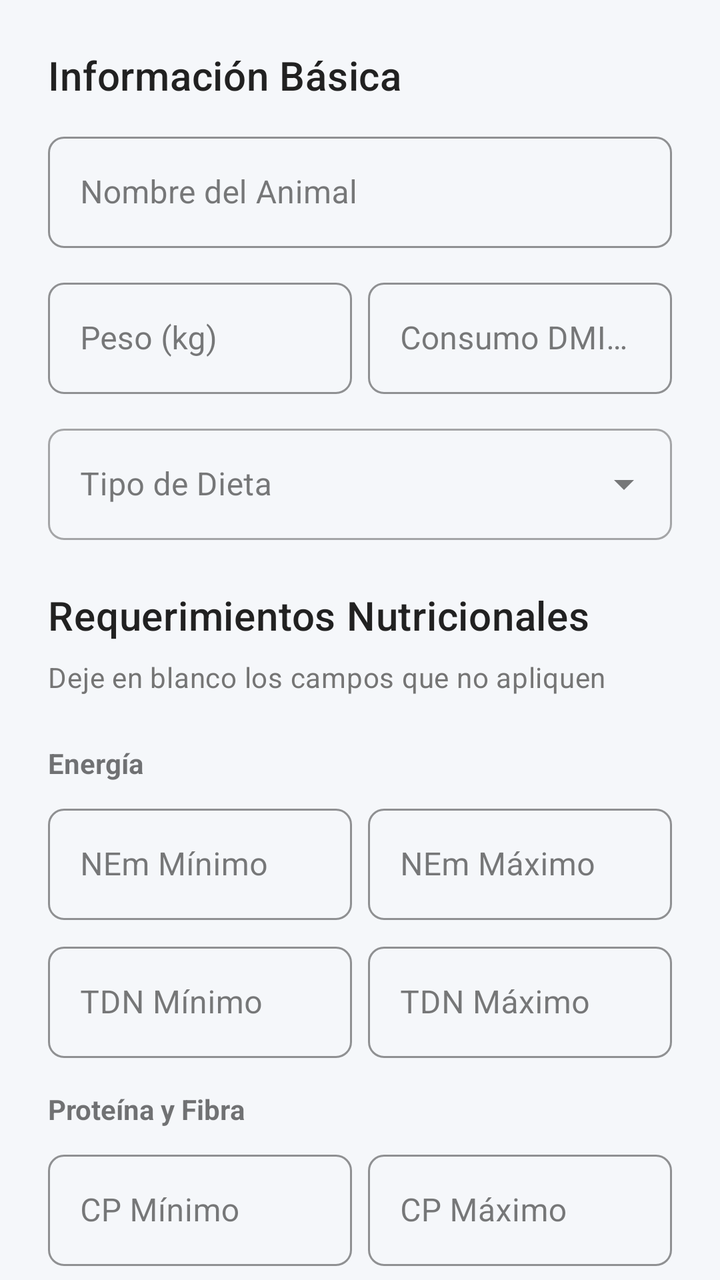
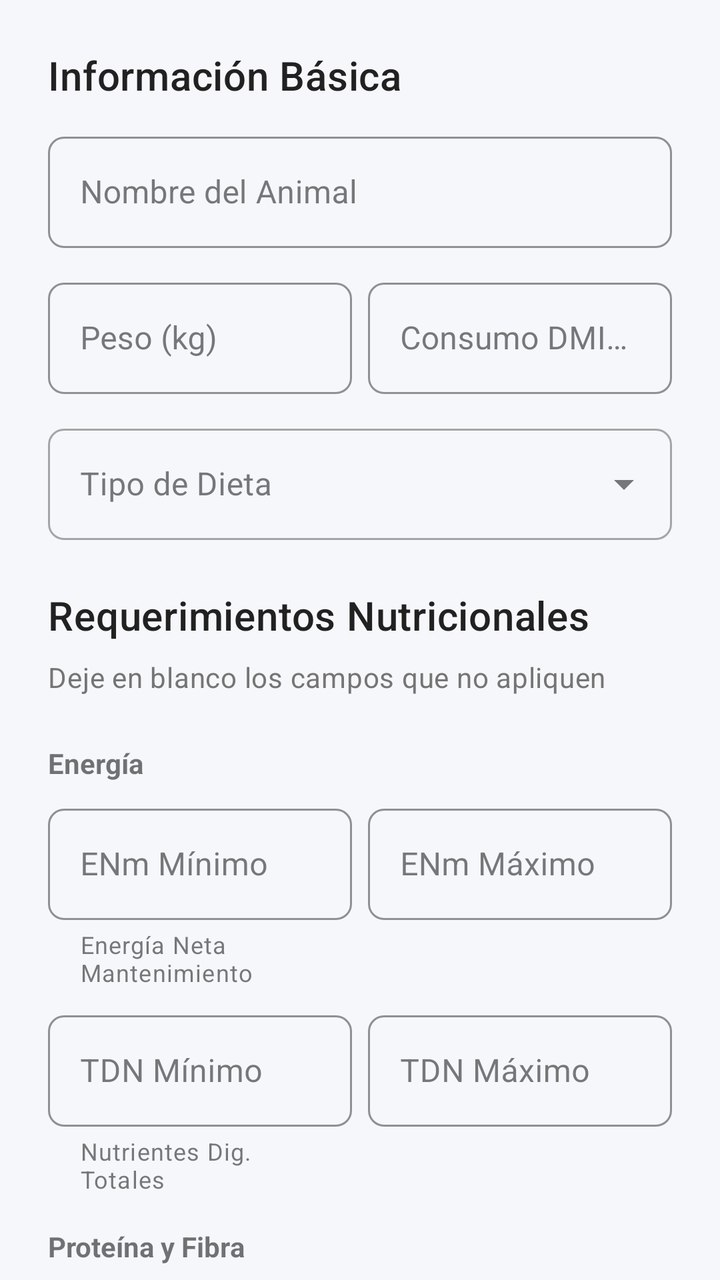

Two renders of the same Android screen: before a commit and after it. Below are the layout's source before the change and the commit's diff.
<!-- AndroidManifest.xml: application theme Theme.Dietasapp -->
<!-- res/layout/dialog_animal_complete.xml -->
<?xml version="1.0" encoding="utf-8"?>
<androidx.core.widget.NestedScrollView xmlns:android="http://schemas.android.com/apk/res/android"
    xmlns:app="http://schemas.android.com/apk/res-auto"
    android:layout_width="match_parent"
    android:layout_height="wrap_content"
    android:fillViewport="true">

    <LinearLayout
        android:layout_width="match_parent"
        android:layout_height="wrap_content"
        android:orientation="vertical"
        android:padding="24dp">

        

        
        <TextView
            android:layout_width="match_parent"
            android:layout_height="wrap_content"
            android:text="Información Básica"
            android:textAppearance="@style/TextAppearance.Dietasapp.Headline2"
            android:layout_marginBottom="12dp" />

        <com.google.android.material.textfield.TextInputLayout
            android:id="@+id/tilNombre"
            style="@style/Widget.Dietasapp.TextInputLayout"
            android:layout_width="match_parent"
            android:layout_height="wrap_content"
            android:hint="@string/nombre_animal"
            android:layout_marginBottom="12dp">

            <com.google.android.material.textfield.TextInputEditText
                android:id="@+id/etNombre"
                android:layout_width="match_parent"
                android:layout_height="wrap_content"
                android:inputType="textCapWords"
                android:maxLines="1" />
        </com.google.android.material.textfield.TextInputLayout>

        <LinearLayout
            android:layout_width="match_parent"
            android:layout_height="wrap_content"
            android:orientation="horizontal"
            android:layout_marginBottom="12dp">

            <com.google.android.material.textfield.TextInputLayout
                android:id="@+id/tilPeso"
                style="@style/Widget.Dietasapp.TextInputLayout"
                android:layout_width="0dp"
                android:layout_height="wrap_content"
                android:layout_weight="1"
                android:layout_marginEnd="8dp"
                android:hint="@string/peso_kg"
                app:suffixText="kg">

                <com.google.android.material.textfield.TextInputEditText
                    android:id="@+id/etPeso"
                    android:layout_width="match_parent"
                    android:layout_height="wrap_content"
                    android:inputType="numberDecimal"
                    android:maxLines="1" />
            </com.google.android.material.textfield.TextInputLayout>

            <com.google.android.material.textfield.TextInputLayout
                android:id="@+id/tilDMI"
                style="@style/Widget.Dietasapp.TextInputLayout"
                android:layout_width="0dp"
                android:layout_height="wrap_content"
                android:layout_weight="1"
                android:hint="@string/consumo_dmi"
                app:suffixText="kg/d">

                <com.google.android.material.textfield.TextInputEditText
                    android:id="@+id/etDMI"
                    android:layout_width="match_parent"
                    android:layout_height="wrap_content"
                    android:inputType="numberDecimal"
                    android:maxLines="1" />
            </com.google.android.material.textfield.TextInputLayout>
        </LinearLayout>

        <com.google.android.material.textfield.TextInputLayout
            android:id="@+id/tilTipoDieta"
            style="@style/Widget.MaterialComponents.TextInputLayout.OutlinedBox.ExposedDropdownMenu"
            android:layout_width="match_parent"
            android:layout_height="wrap_content"
            android:hint="@string/tipo_dieta"
            android:layout_marginBottom="24dp">

            <AutoCompleteTextView
                android:id="@+id/spinnerTipoDieta"
                android:layout_width="match_parent"
                android:layout_height="wrap_content"
                android:inputType="none" />
        </com.google.android.material.textfield.TextInputLayout>

        
        <TextView
            android:layout_width="match_parent"
            android:layout_height="wrap_content"
            android:text="Requerimientos Nutricionales"
            android:textAppearance="@style/TextAppearance.Dietasapp.Headline2"
            android:layout_marginBottom="8dp" />

        <TextView
            android:layout_width="match_parent"
            android:layout_height="wrap_content"
            android:text="Deje en blanco los campos que no apliquen"
            android:textAppearance="@style/TextAppearance.Dietasapp.Body2"
            android:layout_marginBottom="16dp" />

        
        <TextView
            android:layout_width="match_parent"
            android:layout_height="wrap_content"
            android:text="Energía"
            android:textStyle="bold"
            android:layout_marginTop="8dp"
            android:layout_marginBottom="8dp" />

        <LinearLayout
            android:layout_width="match_parent"
            android:layout_height="wrap_content"
            android:orientation="horizontal"
            android:layout_marginBottom="8dp">

            <com.google.android.material.textfield.TextInputLayout
                style="@style/Widget.Dietasapp.TextInputLayout"
                android:layout_width="0dp"
                android:layout_height="wrap_content"
                android:layout_weight="1"
                android:layout_marginEnd="8dp"
                android:hint="NEm Mínimo"
                app:suffixText="Mcal/kg">

                <com.google.android.material.textfield.TextInputEditText
                    android:id="@+id/etNEmMin"
                    android:layout_width="match_parent"
                    android:layout_height="wrap_content"
                    android:inputType="numberDecimal" />
            </com.google.android.material.textfield.TextInputLayout>

            <com.google.android.material.textfield.TextInputLayout
                style="@style/Widget.Dietasapp.TextInputLayout"
                android:layout_width="0dp"
                android:layout_height="wrap_content"
                android:layout_weight="1"
                android:hint="NEm Máximo"
                app:suffixText="Mcal/kg">

                <com.google.android.material.textfield.TextInputEditText
                    android:id="@+id/etNEmMax"
                    android:layout_width="match_parent"
                    android:layout_height="wrap_content"
                    android:inputType="numberDecimal" />
            </com.google.android.material.textfield.TextInputLayout>
        </LinearLayout>

        <LinearLayout
            android:layout_width="match_parent"
            android:layout_height="wrap_content"
            android:orientation="horizontal"
            android:layout_marginBottom="8dp">

            <com.google.android.material.textfield.TextInputLayout
                style="@style/Widget.Dietasapp.TextInputLayout"
                android:layout_width="0dp"
                android:layout_height="wrap_content"
                android:layout_weight="1"
                android:layout_marginEnd="8dp"
                android:hint="TDN Mínimo"
                app:suffixText="%">

                <com.google.android.material.textfield.TextInputEditText
                    android:id="@+id/etTDNMin"
                    android:layout_width="match_parent"
                    android:layout_height="wrap_content"
                    android:inputType="numberDecimal" />
            </com.google.android.material.textfield.TextInputLayout>

            <com.google.android.material.textfield.TextInputLayout
                style="@style/Widget.Dietasapp.TextInputLayout"
                android:layout_width="0dp"
                android:layout_height="wrap_content"
                android:layout_weight="1"
                android:hint="TDN Máximo"
                app:suffixText="%">

                <com.google.android.material.textfield.TextInputEditText
                    android:id="@+id/etTDNMax"
                    android:layout_width="match_parent"
                    android:layout_height="wrap_content"
                    android:inputType="numberDecimal" />
            </com.google.android.material.textfield.TextInputLayout>
        </LinearLayout>

        
        <TextView
            android:layout_width="match_parent"
            android:layout_height="wrap_content"
            android:text="Proteína y Fibra"
            android:textStyle="bold"
            android:layout_marginTop="8dp"
            android:layout_marginBottom="8dp" />

        <LinearLayout
            android:layout_width="match_parent"
            android:layout_height="wrap_content"
            android:orientation="horizontal"
            android:layout_marginBottom="8dp">

            <com.google.android.material.textfield.TextInputLayout
                style="@style/Widget.Dietasapp.TextInputLayout"
                android:layout_width="0dp"
                android:layout_height="wrap_content"
                android:layout_weight="1"
                android:layout_marginEnd="8dp"
                android:hint="CP Mínimo"
                app:suffixText="%">

                <com.google.android.material.textfield.TextInputEditText
                    android:id="@+id/etCPMin"
                    android:layout_width="match_parent"
                    android:layout_height="wrap_content"
                    android:inputType="numberDecimal" />
            </com.google.android.material.textfield.TextInputLayout>

            <com.google.android.material.textfield.TextInputLayout
                style="@style/Widget.Dietasapp.TextInputLayout"
                android:layout_width="0dp"
                android:layout_height="wrap_content"
                android:layout_weight="1"
                android:hint="CP Máximo"
                app:suffixText="%">

                <com.google.android.material.textfield.TextInputEditText
                    android:id="@+id/etCPMax"
                    android:layout_width="match_parent"
                    android:layout_height="wrap_content"
                    android:inputType="numberDecimal" />
            </com.google.android.material.textfield.TextInputLayout>
        </LinearLayout>

        <LinearLayout
            android:layout_width="match_parent"
            android:layout_height="wrap_content"
            android:orientation="horizontal"
            android:layout_marginBottom="8dp">

            <com.google.android.material.textfield.TextInputLayout
                style="@style/Widget.Dietasapp.TextInputLayout"
                android:layout_width="0dp"
                android:layout_height="wrap_content"
                android:layout_weight="1"
                android:layout_marginEnd="8dp"
                android:hint="NDF Mínimo"
                app:suffixText="%">

                <com.google.android.material.textfield.TextInputEditText
                    android:id="@+id/etNDFMin"
                    android:layout_width="match_parent"
                    android:layout_height="wrap_content"
                    android:inputType="numberDecimal" />
            </com.google.android.material.textfield.TextInputLayout>

            <com.google.android.material.textfield.TextInputLayout
                style="@style/Widget.Dietasapp.TextInputLayout"
                android:layout_width="0dp"
                android:layout_height="wrap_content"
                android:layout_weight="1"
                android:hint="NDF Máximo"
                app:suffixText="%">

                <com.google.android.material.textfield.TextInputEditText
                    android:id="@+id/etNDFMax"
                    android:layout_width="match_parent"
                    android:layout_height="wrap_content"
                    android:inputType="numberDecimal" />
            </com.google.android.material.textfield.TextInputLayout>
        </LinearLayout>

        
        <TextView
            android:layout_width="match_parent"
            android:layout_height="wrap_content"
            android:text="Minerales"
            android:textStyle="bold"
            android:layout_marginTop="8dp"
            android:layout_marginBottom="8dp" />

        <LinearLayout
            android:layout_width="match_parent"
            android:layout_height="wrap_content"
            android:orientation="horizontal"
            android:layout_marginBottom="8dp">

            <com.google.android.material.textfield.TextInputLayout
                style="@style/Widget.Dietasapp.TextInputLayout"
                android:layout_width="0dp"
                android:layout_height="wrap_content"
                android:layout_weight="1"
                android:layout_marginEnd="8dp"
                android:hint="Ca Mínimo"
                app:suffixText="%">

                <com.google.android.material.textfield.TextInputEditText
                    android:id="@+id/etCaMin"
                    android:layout_width="match_parent"
                    android:layout_height="wrap_content"
                    android:inputType="numberDecimal" />
            </com.google.android.material.textfield.TextInputLayout>

            <com.google.android.material.textfield.TextInputLayout
                style="@style/Widget.Dietasapp.TextInputLayout"
                android:layout_width="0dp"
                android:layout_height="wrap_content"
                android:layout_weight="1"
                android:hint="Ca Máximo"
                app:suffixText="%">

                <com.google.android.material.textfield.TextInputEditText
                    android:id="@+id/etCaMax"
                    android:layout_width="match_parent"
                    android:layout_height="wrap_content"
                    android:inputType="numberDecimal" />
            </com.google.android.material.textfield.TextInputLayout>
        </LinearLayout>

        <LinearLayout
            android:layout_width="match_parent"
            android:layout_height="wrap_content"
            android:orientation="horizontal"
            android:layout_marginBottom="8dp">

            <com.google.android.material.textfield.TextInputLayout
                style="@style/Widget.Dietasapp.TextInputLayout"
                android:layout_width="0dp"
                android:layout_height="wrap_content"
                android:layout_weight="1"
                android:layout_marginEnd="8dp"
                android:hint="P Mínimo"
                app:suffixText="%">

                <com.google.android.material.textfield.TextInputEditText
                    android:id="@+id/etPMin"
                    android:layout_width="match_parent"
                    android:layout_height="wrap_content"
                    android:inputType="numberDecimal" />
            </com.google.android.material.textfield.TextInputLayout>

            <com.google.android.material.textfield.TextInputLayout
                style="@style/Widget.Dietasapp.TextInputLayout"
                android:layout_width="0dp"
                android:layout_height="wrap_content"
                android:layout_weight="1"
                android:hint="P Máximo"
                app:suffixText="%">

                <com.google.android.material.textfield.TextInputEditText
                    android:id="@+id/etPMax"
                    android:layout_width="match_parent"
                    android:layout_height="wrap_content"
                    android:inputType="numberDecimal" />
            </com.google.android.material.textfield.TextInputLayout>
        </LinearLayout>

        
        <TextView
            android:layout_width="match_parent"
            android:layout_height="wrap_content"
            android:text="Grasa"
            android:textStyle="bold"
            android:layout_marginTop="8dp"
            android:layout_marginBottom="8dp" />

        <LinearLayout
            android:layout_width="match_parent"
            android:layout_height="wrap_content"
            android:orientation="horizontal"
            android:layout_marginBottom="24dp">

            <com.google.android.material.textfield.TextInputLayout
                style="@style/Widget.Dietasapp.TextInputLayout"
                android:layout_width="0dp"
                android:layout_height="wrap_content"
                android:layout_weight="1"
                android:layout_marginEnd="8dp"
                android:hint="Fat Mínimo"
                app:suffixText="%">

                <com.google.android.material.textfield.TextInputEditText
                    android:id="@+id/etFatMin"
                    android:layout_width="match_parent"
                    android:layout_height="wrap_content"
                    android:inputType="numberDecimal" />
            </com.google.android.material.textfield.TextInputLayout>

            <com.google.android.material.textfield.TextInputLayout
                style="@style/Widget.Dietasapp.TextInputLayout"
                android:layout_width="0dp"
                android:layout_height="wrap_content"
                android:layout_weight="1"
                android:hint="Fat Máximo"
                app:suffixText="%">

                <com.google.android.material.textfield.TextInputEditText
                    android:id="@+id/etFatMax"
                    android:layout_width="match_parent"
                    android:layout_height="wrap_content"
                    android:inputType="numberDecimal" />
            </com.google.android.material.textfield.TextInputLayout>
        </LinearLayout>

        
        <LinearLayout
            android:layout_width="match_parent"
            android:layout_height="wrap_content"
            android:orientation="horizontal"
            android:gravity="end">

            <com.google.android.material.button.MaterialButton
                android:id="@+id/btnCancelar"
                style="@style/Widget.Dietasapp.Button.Outlined"
                android:layout_width="wrap_content"
                android:layout_height="wrap_content"
                android:text="@string/cancelar"
                android:layout_marginEnd="8dp" />

            <com.google.android.material.button.MaterialButton
                android:id="@+id/btnGuardar"
                android:layout_width="wrap_content"
                android:layout_height="wrap_content"
                android:text="@string/guardar" />
        </LinearLayout>
    </LinearLayout>
</androidx.core.widget.NestedScrollView>
<!-- resources referenced by this layout -->
<resources>
  <string name="cancelar">Cancelar</string>
  <string name="consumo_dmi">Consumo DMI (kg/día)</string>
  <string name="guardar">Guardar</string>
  <string name="nombre_animal">Nombre del Animal</string>
  <string name="peso_kg">Peso (kg)</string>
  <string name="tipo_dieta">Tipo de Dieta</string>
  <style name="TextAppearance.Dietasapp.Body2" parent="TextAppearance.MaterialComponents.Body2">
          <item name="android:textColor">@color/text_secondary_light</item>
          <item name="android:textSize">14sp</item>
      </style>
  <style name="TextAppearance.Dietasapp.Headline2" parent="TextAppearance.MaterialComponents.Headline6">
          <item name="android:textColor">@color/text_primary_light</item>
          <item name="android:textSize">20sp</item>
          <item name="android:fontFamily">sans-serif-medium</item>
      </style>
  <style name="Widget.Dietasapp.Button.Outlined" parent="Widget.MaterialComponents.Button.OutlinedButton">
          <item name="android:textColor">@color/primary_blue</item>
          <item name="strokeColor">@color/primary_blue</item>
          <item name="cornerRadius">8dp</item>
          <item name="android:textAllCaps">false</item>
      </style>
  <style name="Widget.Dietasapp.TextInputLayout" parent="Widget.MaterialComponents.TextInputLayout.OutlinedBox">
          <item name="boxStrokeColor">@color/primary_blue</item>
          <item name="hintTextColor">@color/primary_blue</item>
          <item name="boxCornerRadiusTopStart">8dp</item>
          <item name="boxCornerRadiusTopEnd">8dp</item>
          <item name="boxCornerRadiusBottomStart">8dp</item>
          <item name="boxCornerRadiusBottomEnd">8dp</item>
      </style>
  <color name="text_secondary_light">#757575</color>
  <color name="text_primary_light">#212121</color>
  <color name="primary_blue">#1976D2</color>
  <color name="primary_blue_dark">#0D47A1</color>
  <color name="white">#FFFFFF</color>
  <color name="secondary_teal">#00ACC1</color>
  <color name="secondary_teal_dark">#00838F</color>
  <color name="background_light">#F5F7FA</color>
  <color name="surface_light">#FFFFFF</color>
  <color name="error">#F44336</color>
  <style name="Widget.Dietasapp.Chip" parent="Widget.MaterialComponents.Chip.Choice">
          <item name="chipBackgroundColor">@color/primary_blue_light</item>
          <item name="android:textColor">@color/white</item>
          <item name="chipCornerRadius">16dp</item>
      </style>
  <style name="Widget.Dietasapp.CardView" parent="Widget.MaterialComponents.CardView">
          <item name="cardBackgroundColor">@color/card_background_light</item>
          <item name="cardCornerRadius">12dp</item>
          <item name="cardElevation">4dp</item>
          <item name="contentPadding">16dp</item>
      </style>
  <style name="Widget.Dietasapp.Button" parent="Widget.MaterialComponents.Button">
          <item name="android:textColor">@color/white</item>
          <item name="backgroundTint">@color/primary_blue</item>
          <item name="cornerRadius">8dp</item>
          <item name="android:textAllCaps">false</item>
          <item name="android:fontFamily">sans-serif-medium</item>
      </style>
  <color name="primary_blue_light">#42A5F5</color>
  <color name="card_background_light">#FFFFFF</color>
  <!-- unchanged entries left out for length: 1 -->
</resources>

<!-- the commit's change to res/layout/dialog_animal_complete.xml (unified diff, before → after) -->
@@ -12,8 +12,6 @@
         android:padding="24dp">
 
         
-
-        
         <TextView
             android:layout_width="match_parent"
             android:layout_height="wrap_content"
@@ -130,25 +128,26 @@
                 android:layout_height="wrap_content"
                 android:layout_weight="1"
                 android:layout_marginEnd="8dp"
-                android:hint="NEm Mínimo"
+                android:hint="ENm Mínimo"
+                app:suffixText="Mcal/kg"
+                app:helperText="Energía Neta Mantenimiento">
+
+                <com.google.android.material.textfield.TextInputEditText
+                    android:id="@+id/etNEmMin"
+                    android:layout_width="match_parent"
+                    android:layout_height="wrap_content"
+                    android:inputType="numberDecimal" />
+            </com.google.android.material.textfield.TextInputLayout>
+
+            <com.google.android.material.textfield.TextInputLayout
+                style="@style/Widget.Dietasapp.TextInputLayout"
+                android:layout_width="0dp"
+                android:layout_height="wrap_content"
+                android:layout_weight="1"
+                android:hint="ENm Máximo"
                 app:suffixText="Mcal/kg">
 
                 <com.google.android.material.textfield.TextInputEditText
-                    android:id="@+id/etNEmMin"
-                    android:layout_width="match_parent"
-                    android:layout_height="wrap_content"
-                    android:inputType="numberDecimal" />
-            </com.google.android.material.textfield.TextInputLayout>
-
-            <com.google.android.material.textfield.TextInputLayout
-                style="@style/Widget.Dietasapp.TextInputLayout"
-                android:layout_width="0dp"
-                android:layout_height="wrap_content"
-                android:layout_weight="1"
-                android:hint="NEm Máximo"
-                app:suffixText="Mcal/kg">
-
-                <com.google.android.material.textfield.TextInputEditText
                     android:id="@+id/etNEmMax"
                     android:layout_width="match_parent"
                     android:layout_height="wrap_content"
@@ -169,7 +168,8 @@
                 android:layout_weight="1"
                 android:layout_marginEnd="8dp"
                 android:hint="TDN Mínimo"
-                app:suffixText="%">
+                app:suffixText="%"
+                app:helperText="Nutrientes Dig. Totales">
 
                 <com.google.android.material.textfield.TextInputEditText
                     android:id="@+id/etTDNMin"
@@ -215,8 +215,9 @@
                 android:layout_height="wrap_content"
                 android:layout_weight="1"
                 android:layout_marginEnd="8dp"
-                android:hint="CP Mínimo"
-                app:suffixText="%">
+                android:hint="PC Mínimo"
+                app:suffixText="%"
+                app:helperText="Proteína Cruda">
 
                 <com.google.android.material.textfield.TextInputEditText
                     android:id="@+id/etCPMin"
@@ -230,7 +231,7 @@
                 android:layout_width="0dp"
                 android:layout_height="wrap_content"
                 android:layout_weight="1"
-                android:hint="CP Máximo"
+                android:hint="PC Máximo"
                 app:suffixText="%">
 
                 <com.google.android.material.textfield.TextInputEditText
@@ -253,8 +254,9 @@
                 android:layout_height="wrap_content"
                 android:layout_weight="1"
                 android:layout_marginEnd="8dp"
-                android:hint="NDF Mínimo"
-                app:suffixText="%">
+                android:hint="FDN Mínimo"
+                app:suffixText="%"
+                app:helperText="Fibra Det. Neutra">
 
                 <com.google.android.material.textfield.TextInputEditText
                     android:id="@+id/etNDFMin"
@@ -268,7 +270,7 @@
                 android:layout_width="0dp"
                 android:layout_height="wrap_content"
                 android:layout_weight="1"
-                android:hint="NDF Máximo"
+                android:hint="FDN Máximo"
                 app:suffixText="%">
 
                 <com.google.android.material.textfield.TextInputEditText
@@ -301,7 +303,8 @@
                 android:layout_weight="1"
                 android:layout_marginEnd="8dp"
                 android:hint="Ca Mínimo"
-                app:suffixText="%">
+                app:suffixText="%"
+                app:helperText="Calcio">
 
                 <com.google.android.material.textfield.TextInputEditText
                     android:id="@+id/etCaMin"
@@ -339,7 +342,8 @@
                 android:layout_weight="1"
                 android:layout_marginEnd="8dp"
                 android:hint="P Mínimo"
-                app:suffixText="%">
+                app:suffixText="%"
+                app:helperText="Fósforo">
 
                 <com.google.android.material.textfield.TextInputEditText
                     android:id="@+id/etPMin"
@@ -385,8 +389,9 @@
                 android:layout_height="wrap_content"
                 android:layout_weight="1"
                 android:layout_marginEnd="8dp"
-                android:hint="Fat Mínimo"
-                app:suffixText="%">
+                android:hint="EE Mínimo"
+                app:suffixText="%"
+                app:helperText="Extracto Etéreo">
 
                 <com.google.android.material.textfield.TextInputEditText
                     android:id="@+id/etFatMin"
@@ -400,7 +405,7 @@
                 android:layout_width="0dp"
                 android:layout_height="wrap_content"
                 android:layout_weight="1"
-                android:hint="Fat Máximo"
+                android:hint="EE Máximo"
                 app:suffixText="%">
 
                 <com.google.android.material.textfield.TextInputEditText
